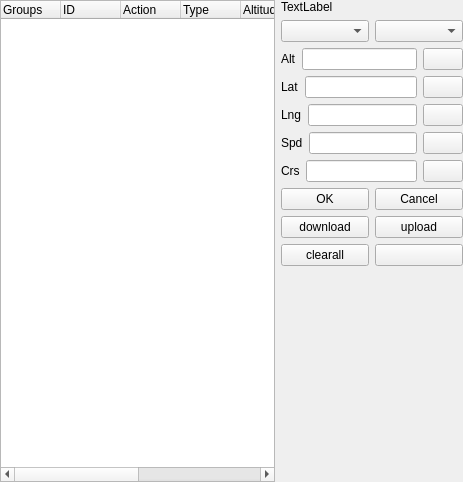
This is Mission/mission.ui in qingshuiliuyun/NewGrass as Qt 5 draws it before an edit. The edited form follows.
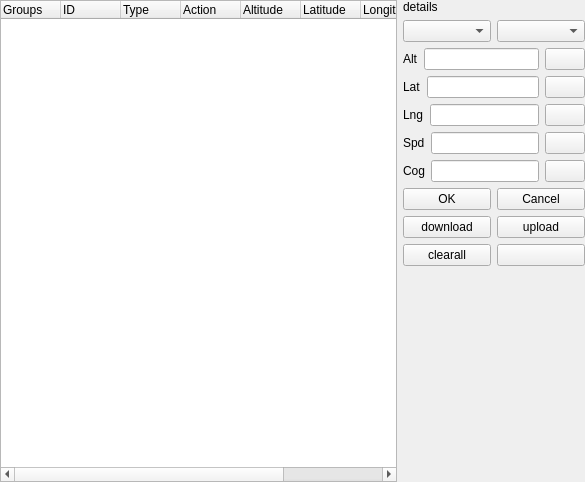
This is the edited form. Icons and pictures are not drawn.

The edit to the form file:
```diff
--- a/Mission/mission.ui
+++ b/Mission/mission.ui
@@ -6,7 +6,7 @@
    <rect>
     <x>0</x>
     <y>0</y>
-    <width>463</width>
+    <width>585</width>
     <height>482</height>
    </rect>
   </property>
@@ -46,16 +46,16 @@
          <string>ID</string>
         </property>
        </column>
-       <column>
-        <property name="text">
-         <string>Action</string>
-        </property>
-       </column>
        <column>
         <property name="text">
          <string>Type</string>
         </property>
        </column>
+       <column>
+        <property name="text">
+         <string>Action</string>
+        </property>
+       </column>
        <column>
         <property name="text">
          <string>Altitude</string>
@@ -101,7 +101,11 @@
           </widget>
          </item>
          <item>
-          <widget class="QLineEdit" name="lineEdit"/>
+          <widget class="QLineEdit" name="lineEdit_Alt">
+           <property name="inputMask">
+            <string/>
+           </property>
+          </widget>
          </item>
          <item>
           <widget class="QPushButton" name="clear_Alt">
@@ -196,7 +200,7 @@
          <item>
           <widget class="QLabel" name="label_6">
            <property name="text">
-            <string>Crs</string>
+            <string>Cog</string>
            </property>
           </widget>
          </item>
@@ -261,7 +265,7 @@
        <item row="0" column="0" colspan="2">
         <widget class="QLabel" name="label">
          <property name="text">
-          <string>TextLabel</string>
+          <string>details</string>
          </property>
         </widget>
        </item>
```
Left out of the diff: 98 changed lines with no effect on the pictures.
